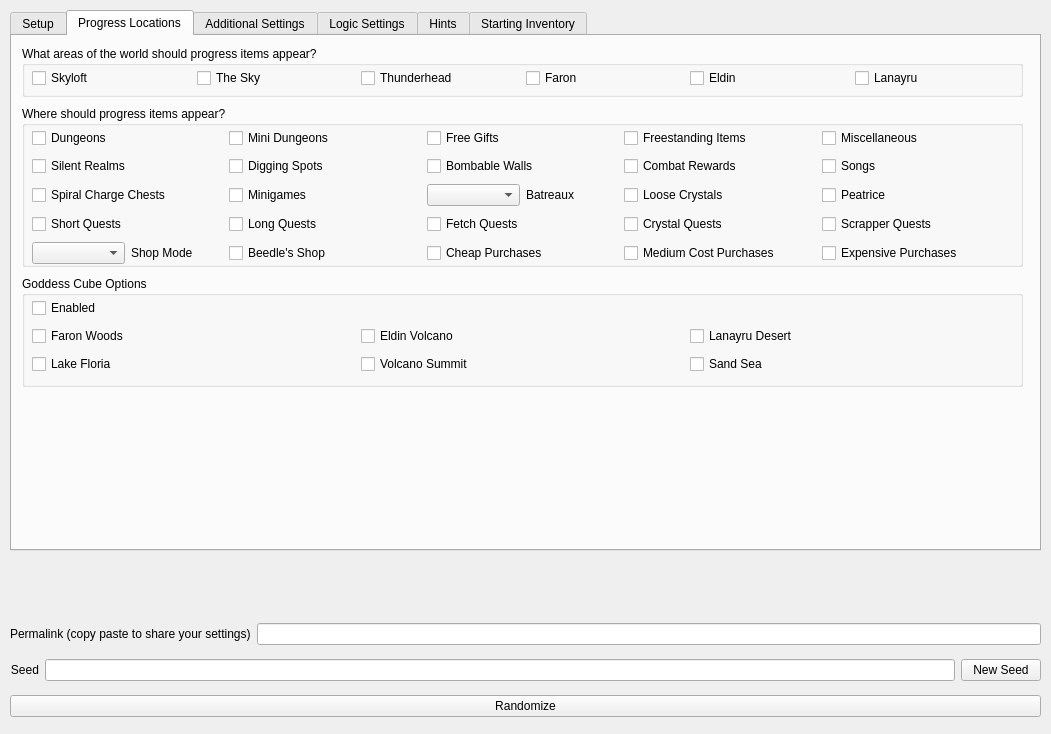
This is gui/randogui.ui in ssrando/ssrando as Qt 5 draws it before an edit. The edited form follows.
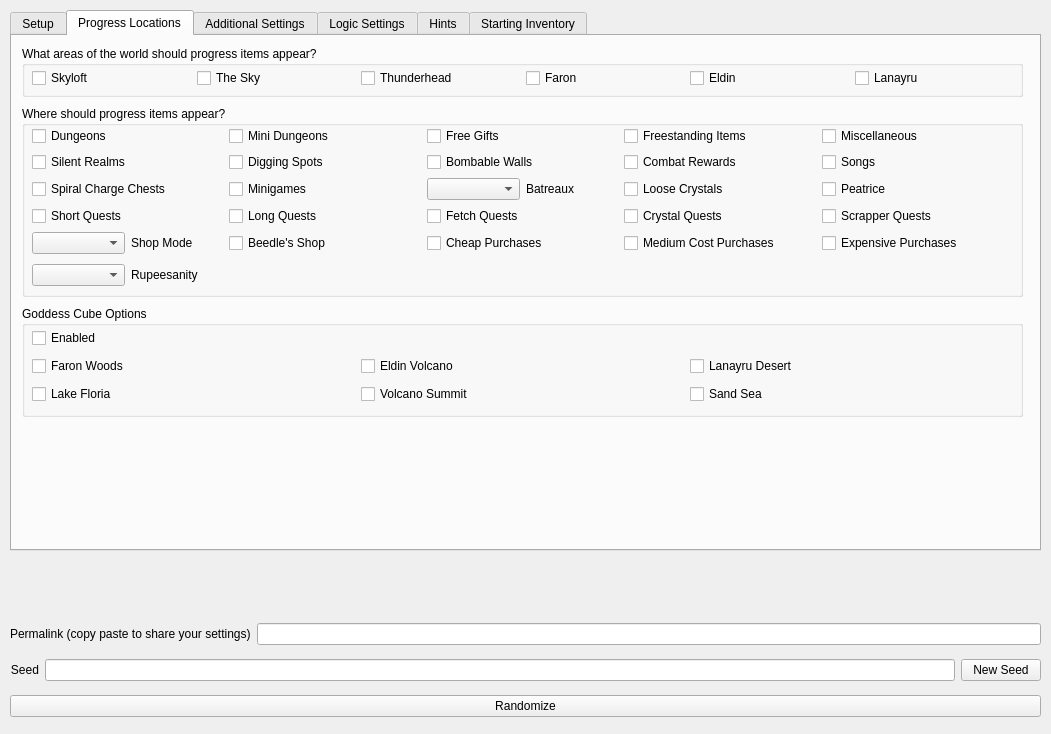
This is the edited form. The open tabs and pages were chosen to show the change.

Commit message: Added Option for Rupeesanity

The edit to the form file:
```diff
--- a/gui/randogui.ui
+++ b/gui/randogui.ui
@@ -437,7 +437,7 @@
         <x>10</x>
         <y>70</y>
         <width>1001</width>
-        <height>161</height>
+        <height>191</height>
        </rect>
       </property>
       <property name="title">
@@ -449,52 +449,24 @@
          <x>10</x>
          <y>20</y>
          <width>981</width>
-         <height>140</height>
+         <height>164</height>
         </rect>
        </property>
        <layout class="QGridLayout" name="gridLayout_3">
         <item row="1" column="4">
+         <widget class="QCheckBox" name="progression_freestanding">
+          <property name="text">
+           <string>Freestanding Items</string>
+          </property>
+         </widget>
+        </item>
+        <item row="1" column="5">
          <widget class="QCheckBox" name="progression_miscellaneous">
           <property name="text">
            <string>Miscellaneous</string>
           </property>
          </widget>
         </item>
-        <item row="4" column="1">
-         <widget class="QCheckBox" name="progression_long">
-          <property name="text">
-           <string>Long Quests</string>
-          </property>
-         </widget>
-        </item>
-        <item row="4" column="0">
-         <widget class="QCheckBox" name="progression_short">
-          <property name="text">
-           <string>Short Quests</string>
-          </property>
-         </widget>
-        </item>
-        <item row="1" column="2">
-         <widget class="QCheckBox" name="progression_free_gift">
-          <property name="text">
-           <string>Free Gifts</string>
-          </property>
-         </widget>
-        </item>
-        <item row="2" column="1">
-         <widget class="QCheckBox" name="progression_digging">
-          <property name="text">
-           <string>Digging Spots</string>
-          </property>
-         </widget>
-        </item>
-        <item row="1" column="0">
-         <widget class="QCheckBox" name="progression_dungeon">
-          <property name="text">
-           <string>Dungeons</string>
-          </property>
-         </widget>
-        </item>
         <item row="3" column="0">
          <widget class="QCheckBox" name="progression_spiral_charge">
           <property name="text">
@@ -502,28 +474,56 @@
           </property>
          </widget>
         </item>
-        <item row="3" column="3">
-         <widget class="QCheckBox" name="progression_crystal">
-          <property name="text">
-           <string>Loose Crystals</string>
-          </property>
-         </widget>
-        </item>
-        <item row="2" column="2">
+        <item row="2" column="3">
          <widget class="QCheckBox" name="progression_bombable">
           <property name="text">
            <string>Bombable Walls</string>
           </property>
          </widget>
         </item>
-        <item row="3" column="1">
+        <item row="2" column="0">
+         <widget class="QCheckBox" name="progression_silent_realm">
+          <property name="text">
+           <string>Silent Realms</string>
+          </property>
+         </widget>
+        </item>
+        <item row="4" column="2">
+         <widget class="QCheckBox" name="progression_long">
+          <property name="text">
+           <string>Long Quests</string>
+          </property>
+         </widget>
+        </item>
+        <item row="2" column="5">
+         <widget class="QCheckBox" name="progression_song">
+          <property name="text">
+           <string>Songs</string>
+          </property>
+         </widget>
+        </item>
+        <item row="3" column="2">
          <widget class="QCheckBox" name="progression_minigame">
           <property name="text">
            <string>Minigames</string>
           </property>
          </widget>
         </item>
-        <item row="3" column="2">
+        <item row="4" column="5">
+         <widget class="QCheckBox" name="progression_scrapper">
+          <property name="text">
+           <string>Scrapper Quests</string>
+          </property>
+         </widget>
+        </item>
+        <item row="1" column="0">
+         <widget class="QCheckBox" name="progression_dungeon">
+          <property name="text">
+           <string>Dungeons</string>
+          </property>
+         </widget>
+        </item>
+        <item row="3" column="3">
          <layout class="QHBoxLayout" name="horizontalLayout_6">
           <item>
            <widget class="QComboBox" name="option_max_batreaux_reward"/>
@@ -537,97 +537,90 @@
           </item>
          </layout>
         </item>
-        <item row="2" column="3">
+        <item row="4" column="4">
+         <widget class="QCheckBox" name="progression_crystal_quest">
+          <property name="text">
+           <string>Crystal Quests</string>
+          </property>
+         </widget>
+        </item>
+        <item row="3" column="5">
+         <widget class="QCheckBox" name="progression_peatrice">
+          <property name="text">
+           <string>Peatrice</string>
+          </property>
+         </widget>
+        </item>
+        <item row="5" column="5">
+         <widget class="QCheckBox" name="progression_expensive">
+          <property name="text">
+           <string>Expensive Purchases</string>
+          </property>
+         </widget>
+        </item>
+        <item row="2" column="4">
          <widget class="QCheckBox" name="progression_combat">
           <property name="text">
            <string>Combat Rewards</string>
           </property>
          </widget>
         </item>
-        <item row="1" column="1">
+        <item row="3" column="4">
+         <widget class="QCheckBox" name="progression_crystal">
+          <property name="text">
+           <string>Loose Crystals</string>
+          </property>
+         </widget>
+        </item>
+        <item row="5" column="3">
+         <widget class="QCheckBox" name="progression_cheap">
+          <property name="text">
+           <string>Cheap Purchases</string>
+          </property>
+         </widget>
+        </item>
+        <item row="1" column="3">
+         <widget class="QCheckBox" name="progression_free_gift">
+          <property name="text">
+           <string>Free Gifts</string>
+          </property>
+         </widget>
+        </item>
+        <item row="1" column="2">
          <widget class="QCheckBox" name="progression_mini_dungeon">
           <property name="text">
            <string>Mini Dungeons</string>
           </property>
          </widget>
         </item>
-        <item row="1" column="3">
-         <widget class="QCheckBox" name="progression_freestanding">
-          <property name="text">
-           <string>Freestanding Items</string>
-          </property>
-         </widget>
-        </item>
         <item row="4" column="3">
-         <widget class="QCheckBox" name="progression_crystal_quest">
-          <property name="text">
-           <string>Crystal Quests</string>
-          </property>
-         </widget>
-        </item>
-        <item row="2" column="4">
-         <widget class="QCheckBox" name="progression_song">
-          <property name="text">
-           <string>Songs</string>
-          </property>
-         </widget>
-        </item>
-        <item row="4" column="4">
-         <widget class="QCheckBox" name="progression_scrapper">
-          <property name="text">
-           <string>Scrapper Quests</string>
-          </property>
-         </widget>
-        </item>
-        <item row="2" column="0">
-         <widget class="QCheckBox" name="progression_silent_realm">
-          <property name="text">
-           <string>Silent Realms</string>
-          </property>
-         </widget>
-        </item>
-        <item row="3" column="4">
-         <widget class="QCheckBox" name="progression_peatrice">
-          <property name="text">
-           <string>Peatrice</string>
-          </property>
-         </widget>
-        </item>
-        <item row="4" column="2">
          <widget class="QCheckBox" name="progression_fetch">
           <property name="text">
            <string>Fetch Quests</string>
           </property>
          </widget>
         </item>
-        <item row="5" column="1">
+        <item row="2" column="2">
+         <widget class="QCheckBox" name="progression_digging">
+          <property name="text">
+           <string>Digging Spots</string>
+          </property>
+         </widget>
+        </item>
+        <item row="5" column="2">
          <widget class="QCheckBox" name="progression_beedle">
           <property name="text">
            <string>Beedle's Shop</string>
           </property>
          </widget>
         </item>
-        <item row="5" column="2">
-         <widget class="QCheckBox" name="progression_cheap">
-          <property name="text">
-           <string>Cheap Purchases</string>
-          </property>
-         </widget>
-        </item>
-        <item row="5" column="3">
+        <item row="5" column="4">
          <widget class="QCheckBox" name="progression_medium">
           <property name="text">
            <string>Medium Cost Purchases</string>
           </property>
          </widget>
         </item>
-        <item row="5" column="4">
-         <widget class="QCheckBox" name="progression_expensive">
-          <property name="text">
-           <string>Expensive Purchases</string>
-          </property>
-         </widget>
-        </item>
         <item row="5" column="0">
          <layout class="QHBoxLayout" name="horizontalLayout_11">
           <item>
@@ -642,6 +635,27 @@
           </item>
          </layout>
         </item>
+        <item row="4" column="0">
+         <widget class="QCheckBox" name="progression_short">
+          <property name="text">
+           <string>Short Quests</string>
+          </property>
+         </widget>
+        </item>
+        <item row="6" column="0">
+         <layout class="QHBoxLayout" name="horizontalLayout_9">
+          <item>
+           <widget class="QComboBox" name="option_rupeesanity"/>
+          </item>
+          <item>
+           <widget class="QLabel" name="label_for_option_rupeesanity">
+            <property name="text">
+             <string>Rupeesanity</string>
+            </property>
+           </widget>
+          </item>
+         </layout>
+        </item>
        </layout>
       </widget>
      </widget>
@@ -649,7 +663,7 @@
       <property name="geometry">
        <rect>
         <x>10</x>
-        <y>240</y>
+        <y>270</y>
         <width>1001</width>
         <height>111</height>
        </rect>
```
Left out of the diff: 2 changed lines with no effect on the pictures. The commit also changes 2 other files.
